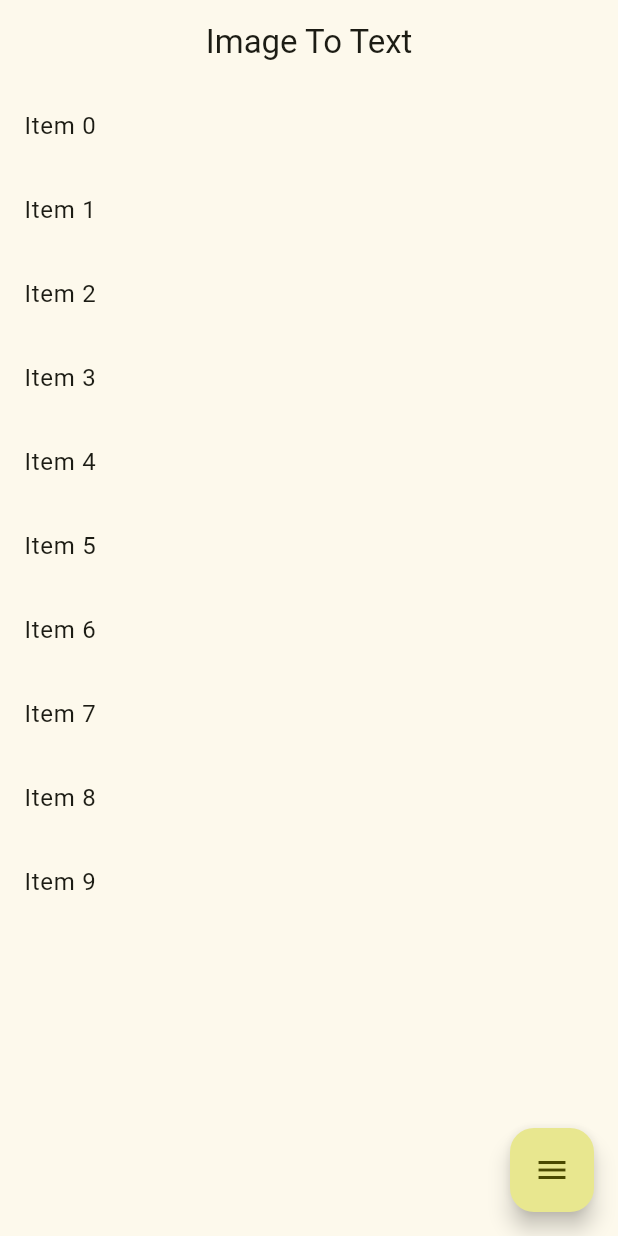
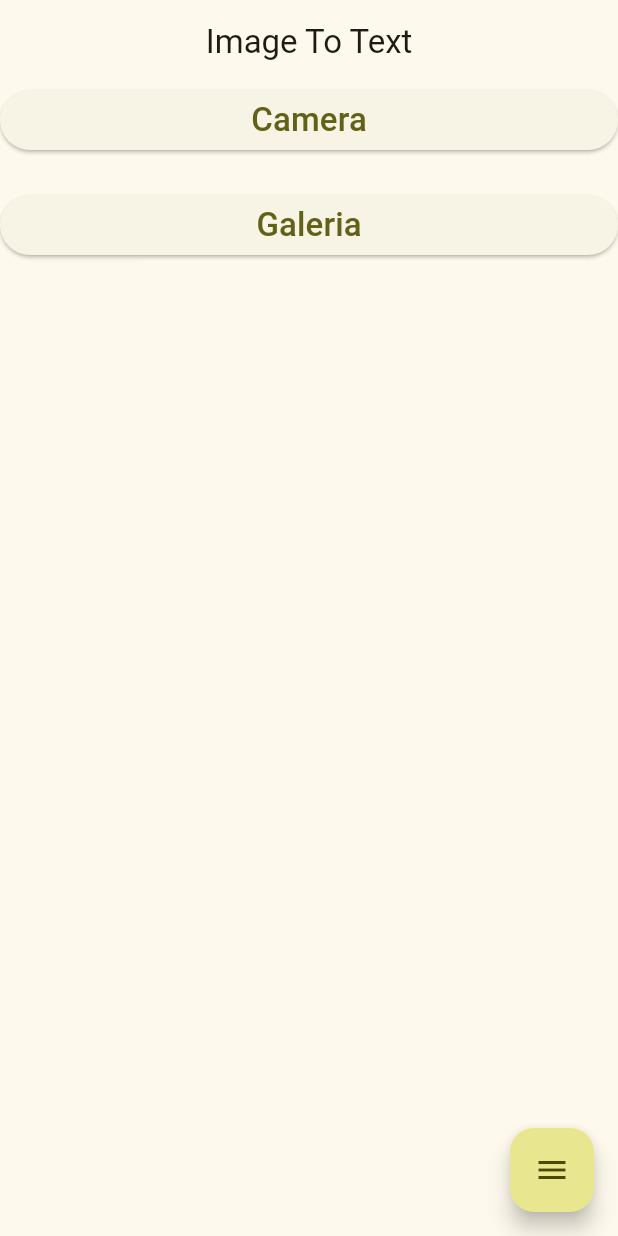
Before and after one commit to jclaudio-sg/app_scan_image_to_text, a Flutter app: the screen it shows after launch, on a phone screen of 412 x 824 dp. Run offline on Flutter 3.47's test engine with Material 3 defaults, Android fonts, the phone set to English and light mode, and no system bars; drawn by our look-alikes of flutter_expandable_fab; our stand-ins replace camera, get, image_picker, permission_handler; missing offline and left inert: google_mlkit_text_recognition.

Commit message:
Refactor modules.

```diff
--- a/lib/app_widget.dart
+++ b/lib/app_widget.dart
@@ -2,9 +2,10 @@ import 'package:flutter/material.dart';
 import 'package:get/get.dart';
 
 import 'config/presenter/pages/config_page.dart';
-import 'history/presenter/pages/history_page.dart';
-import 'home/presenter/pages/home_page.dart';
-import 'scan/presenter/pages/scan_page.dart';
+import 'features/camera/presenter/pages/camera_page.dart';
+import 'features/history/presenter/pages/history_page.dart';
+import 'features/home/presenter/pages/home_page.dart';
+import 'features/scan/presenter/pages/scan_page.dart';
 
 class AppWidget extends StatelessWidget {
   const AppWidget({super.key});
@@ -23,7 +24,7 @@ class AppWidget extends StatelessWidget {
         GetPage(name: "/history", page: () => const HistoryPage()),
         GetPage(name: "/config", page: () => const ConfigPage()),
         GetPage(name: "/scan", page: () => const ScanPage()),
-        GetPage(name: "/scan/camera", page: () => const ScanPage()),
+        GetPage(name: "/scan/camera", page: () => const CameraPage()),
         GetPage(name: "/scan/gallery", page: () => const ScanPage()),
       ],
     );
--- a/lib/home/presenter/pages/home_page.dart
+++ b/lib/features/home/presenter/pages/home_page.dart
@@ -1,7 +1,11 @@
 import 'package:flutter/material.dart';
 import 'package:flutter_expandable_fab/flutter_expandable_fab.dart';
+import 'package:get/get.dart';
 import 'package:google_mlkit_text_recognition/google_mlkit_text_recognition.dart';
 import 'package:image_picker/image_picker.dart';
+import 'package:permission_handler/permission_handler.dart';
+
+import '../../../camera/presenter/pages/camera_page.dart';
 
 class HomePage extends StatefulWidget {
   const HomePage({super.key});
@@ -22,11 +26,52 @@ class _HomePageState extends State<HomePage> {
         centerTitle: true,
         title: const Text("Image To Text"),
       ),
-      body: ListView.builder(
-        itemCount: 10,
-        itemBuilder: (context, index) => ListTile(
-          title: Text('Item $index'),
-        ),
+      body: ListView(
+        children: [
+          Container(),
+          ElevatedButton(
+              onPressed: () async {
+                var cameraStatus = await Permission.camera.status;
+                debugPrint("Pedindo permissão a camera: $cameraStatus");
+                if (!cameraStatus.isGranted) {
+                  final cameraStatusRes = await Permission.camera.request();
+                  if (cameraStatusRes.isPermanentlyDenied) {
+                    debugPrint("Permissão permanentemente negado.");
+                  }
+                } else {
+                  debugPrint("Usuario liberou a permissão");
+                  Get.to(const CameraPage());
+                }
+              },
+              child: const Text(
+                "Camera",
+                style: TextStyle(
+                  fontSize: 22,
+                ),
+              )),
+          const SizedBox(
+            height: 22,
+          ),
+          ElevatedButton(
+              onPressed: () async {
+                debugPrint("Pegando imagem");
+                XFile? image =
+                    await picker.pickImage(source: ImageSource.gallery);
+                if (image != null) {
+                  String data = await getImageToText(image.path);
+                  setState(() {
+                    result = data;
+                    debugPrint("Texto: $result");
+                  });
+                }
+              },
+              child: const Text(
+                "Galeria",
+                style: TextStyle(
+                  fontSize: 22,
+                ),
+              )),
+        ],
       ),
       // floatingActionButtonLocation: ExpandableFab.location,
       // floatingActionButton: ExpandableFab(
@@ -120,7 +165,7 @@ class _HomePageState extends State<HomePage> {
                     debugPrint("Texto: $result");
                   });
                 },
-                child: Icon(Icons.browse_gallery),
+                child: const Icon(Icons.browse_gallery),
               )
             ],
           ),
--- a/lib/main.dart
+++ b/lib/main.dart
@@ -3,5 +3,6 @@ import 'package:flutter/material.dart';
 import 'app_widget.dart';
 
 void main() {
+  WidgetsFlutterBinding.ensureInitialized();
   runApp(const AppWidget());
 }
--- a/pubspec.yaml
+++ b/pubspec.yaml
@@ -16,6 +16,9 @@ dependencies:
   google_mlkit_text_recognition: ^0.15.0
   image_picker: ^1.1.2
   flutter_expandable_fab: 2.4.1
+  camera: 0.11.0+2
+  permission_handler: 12.0.0+1
+  path_provider: 2.1.5
 
 dev_dependencies:
   flutter_test:
```
Also changed, not shown: lib/core/services/camera_permission_service.dart (added, +35 -0 lines), lib/features/camera/presenter/pages/camera_page.dart (added, +28 -0 lines), lib/features/camera/presenter/widgets/camera_preview_widget.dart (added, +52 -0 lines), lib/features/gallery/presenter/pages/gallery_page.dart (added), lib/features/history/presenter/pages/history_page.dart (renamed from lib/history/presenter/pages/history_page.dart), lib/features/scan/presenter/pages/scan_page.dart (renamed from lib/scan/presenter/pages/scan_page.dart), lib/scan/gallery/presenter/pages/gallery_page.dart (deleted), pubspec.lock.
